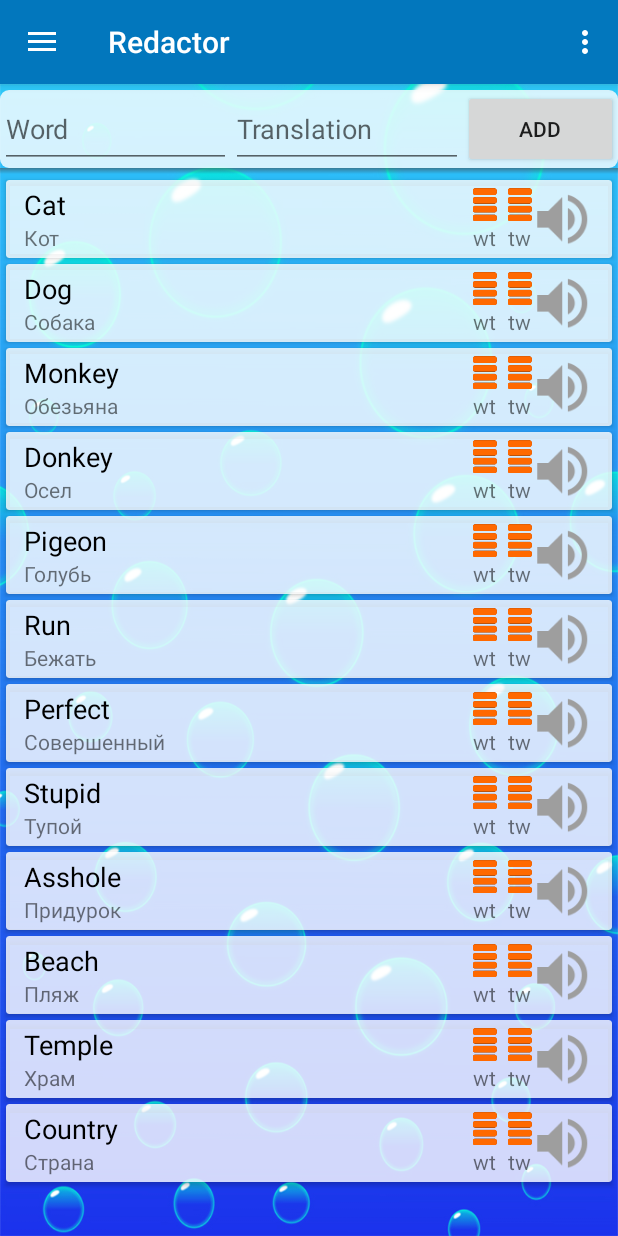
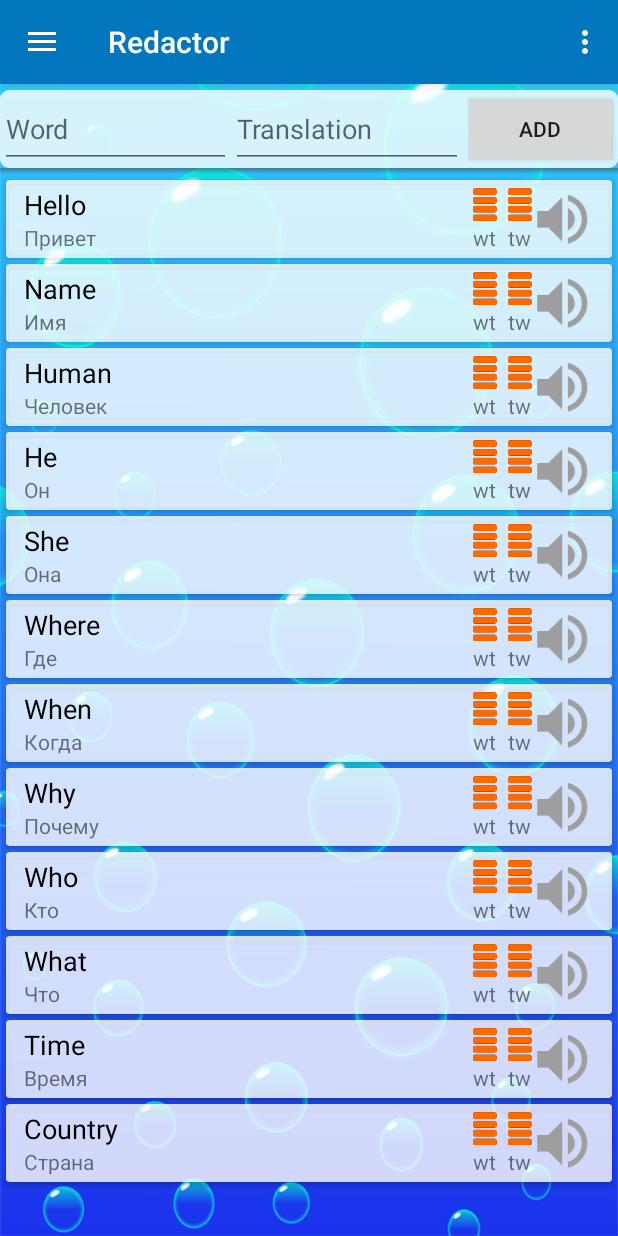
Before and after one commit to VolgoAK/WordLearning, an Android app: the screen it shows after launch (MainActivity), after a tap on "Redactor", on a phone screen of 412 x 824 dp. Run offline under Robolectric (Android 15) with nearby library versions, the phone set to English and light mode, and no system bars; our stand-ins replace Firebase (no records; nobody signed in at launch, a user with empty details on screens opened directly), data binding; 3 statements that could not run were skipped.

```diff
--- a/app/build.gradle
+++ b/app/build.gradle
@@ -15,7 +15,7 @@ android {
     }
     buildTypes {
         release {
-            minifyEnabled false
+            minifyEnabled true
             proguardFiles getDefaultProguardFile('proguard-android.txt'), 'proguard-rules.pro'
         }
     }
--- a/app/src/main/java/xyz/volgoak/wordlearning/data/WordsDbAdapter.java
+++ b/app/src/main/java/xyz/volgoak/wordlearning/data/WordsDbAdapter.java
@@ -7,6 +7,7 @@ import android.database.Cursor;
 import android.database.sqlite.SQLiteDatabase;
 import android.database.sqlite.SQLiteOpenHelper;
 import android.preference.PreferenceManager;
+import android.support.annotation.VisibleForTesting;
 import android.util.Log;
 
 import xyz.volgoak.wordlearning.WordsApp;
@@ -87,17 +88,17 @@ public class WordsDbAdapter {
         editor.putLong(DEFAULT_DICTIONARY_ID, setId);
         editor.apply();
 
-        insertWord("Cat", "Кот", setId, IN_DICTIONARY );
-        insertWord("Dog", "Собака", setId, IN_DICTIONARY);
-        insertWord("Monkey", "Обезьяна", setId, IN_DICTIONARY);
-        insertWord("Donkey", "Осел", setId, IN_DICTIONARY);
-        insertWord("Pigeon", "Голубь", setId, IN_DICTIONARY);
-        insertWord("Run", "Бежать", setId, IN_DICTIONARY);
-        insertWord("Perfect", "Совершенный", setId, IN_DICTIONARY);
-        insertWord("Stupid", "Тупой", setId, IN_DICTIONARY);
-        insertWord("Asshole", "Придурок", setId, IN_DICTIONARY);
-        insertWord("Beach", "Пляж", setId, IN_DICTIONARY);
-        insertWord("Temple", "Храм", setId, IN_DICTIONARY);
+        insertWord("Hello", "Привет", setId, IN_DICTIONARY );
+        insertWord("Name", "Имя", setId, IN_DICTIONARY);
+        insertWord("Human", "Человек", setId, IN_DICTIONARY);
+        insertWord("He", "Он", setId, IN_DICTIONARY);
+        insertWord("She", "Она", setId, IN_DICTIONARY);
+        insertWord("Where", "Где", setId, IN_DICTIONARY);
+        insertWord("When", "Когда", setId, IN_DICTIONARY);
+        insertWord("Why", "Почему", setId, IN_DICTIONARY);
+        insertWord("Who", "Кто", setId, IN_DICTIONARY);
+        insertWord("What", "Что", setId, IN_DICTIONARY);
+        insertWord("Time", "Время", setId, IN_DICTIONARY);
         insertWord("Country", "Страна", setId, IN_DICTIONARY);
 
         SetsLoader.loadStartBase(mContext);
@@ -106,6 +107,10 @@ public class WordsDbAdapter {
     public long insertSet(ContentValues set){
         Log.d(TAG, "insertSet: ");
         return mDb.insert(DatabaseContract.Sets.TABLE_NAME, null, set);
+    }
+
+    public long insertTheme(ContentValues theme){
+       return mDb.insert(DatabaseContract.Themes.TABLE_NAME, null, theme);
     }
 
     public Cursor fetchDictionaryWords(){
@@ -167,14 +172,15 @@ public class WordsDbAdapter {
             " WHERE " + DatabaseContract.Sets._ID + "=?", new String[]{Long.toString(setId)});
     }
 
+    public Cursor fetchSetByParam(String column, String value){
+        return mDb.query(DatabaseContract.Sets.TABLE_NAME, null, column + "=?", new String[]{value},
+                null, null, null);
+    }
+
     public Cursor fetchWordsBySetId(long id){
         String query = "SELECT * FROM " + DatabaseContract.Words.TABLE_NAME +
                 " WHERE " + DatabaseContract.Words.COLUMN_SET_ID + " = " + id +
                 " ORDER BY " + DatabaseContract.Words.COLUMN_WORD + " COLLATE NOCASE";
-        return mDb.rawQuery(query, null);
-    }
-
-    public Cursor rawQuery(String query){
         return mDb.rawQuery(query, null);
     }
 
@@ -294,6 +300,11 @@ public class WordsDbAdapter {
         }
     }
 
+    @VisibleForTesting
+    public Cursor rawQuery(String query){
+        return mDb.rawQuery(query, null);
+    }
+
     static class WordsSqlHelper extends SQLiteOpenHelper {
 
         public WordsSqlHelper(Context context){
@@ -302,6 +313,7 @@ public class WordsDbAdapter {
 
         @Override
         public void onCreate(SQLiteDatabase db){
+            db.execSQL(DatabaseContract.Themes.CREATE_TABLE);
             db.execSQL(DatabaseContract.Sets.CREATE_TABLE);
             db.execSQL(DatabaseContract.Words.CREATE_TABLE);
         }
@@ -310,6 +322,7 @@ public class WordsDbAdapter {
         public void onUpgrade(SQLiteDatabase db, int oldVersion, int newVersion){
             db.execSQL(DatabaseContract.Words.DELETE_TABLE);
             db.execSQL(DatabaseContract.Sets.DELETE_TABLE);
+            db.execSQL(DatabaseContract.Themes.DELETE_TABLE);
             onCreate(db);
         }
     }
--- a/app/src/main/res/values/strings.xml
+++ b/app/src/main/res/values/strings.xml
@@ -41,6 +41,8 @@
     <string name="all_words_studied_message">All words studied. Please select new set or send old ones to training</string>
     <string name="training_finished">Training finished</string>
     <string name="fields_empty_message">Fields should not be empty</string>
+    <string name="new_sets_loaded">New sets was loaded</string>
+    <string name="num_of_words_loaded">Loaded %1$d words</string>
 
     <string name="bogus_text">Definition of content of set, and something else just for make this stupid sentese little bit longer.
         But not too long</string>
@@ -61,7 +63,7 @@
     <string name="about_html"> <![CDATA[
 Программа "WordLearning" помогает учить иностранные слова. Вы можете учить готовые наборы слов, которые собраны по темам или добавлять собственные слова. <p/>Сейчас доступно два варианта тренировки: "Слово - перевод" и "Перевод - слово". В первом нужно выбирать правильный перевод для английского слова. Во втором наоборот : из четырех слов на английском, нужно выбрать то, которое соответствует переводу.<p/>
 
-Для озвучивания слов используется  "Text-to-speach" - встроенный в систему синтезатор речи, поэтому произношение может быть не идеальным.<br/>
+Для озвучивания слов используется  "Text-to-speech" - встроенный в систему синтезатор речи, поэтому произношение может быть не идеальным.<br/>
 
 <h4>Автор программы Александр Карачев.</h4>
  ]]></string>
```
Also changed, not shown: app/src/main/java/xyz/volgoak/wordlearning/SetsLoaderService.java (+21 -4 lines), app/src/main/java/xyz/volgoak/wordlearning/data/DatabaseContract.java (+17 -3 lines), app/src/main/java/xyz/volgoak/wordlearning/utils/SetsLoader.java (+22 -3 lines).
